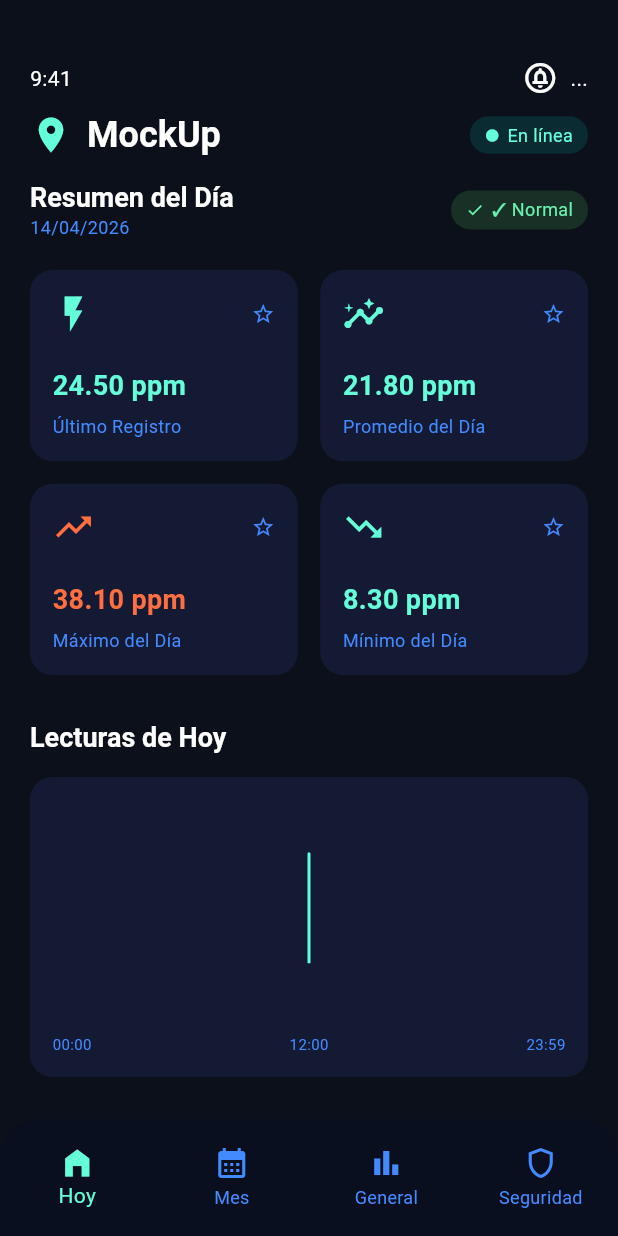
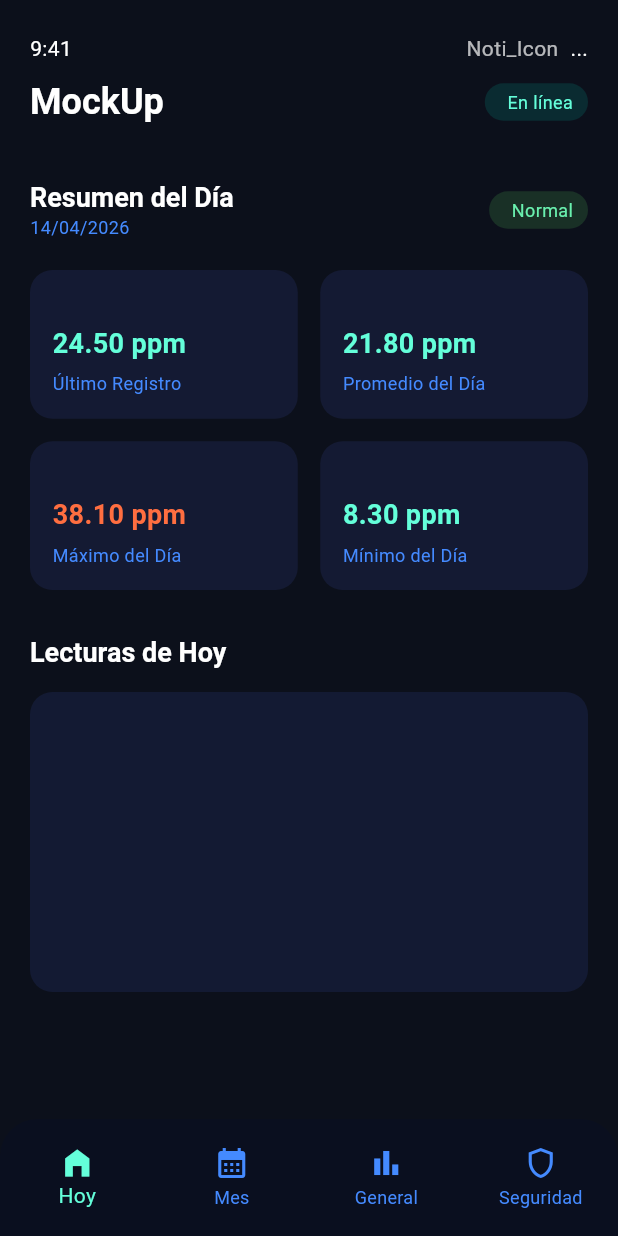
Before and after one commit to Sebaxsus/proyectoFinal-Moviles, a Flutter app: the screen it shows after launch, on a phone screen of 412 x 824 dp. Run offline on Flutter 3.47's test engine with Material 3 defaults, Android fonts, the light colour scheme and no system bars.

Commit message:
Add devtools_options.yaml and update UI elements in main.dart

```diff
--- /dev/null
+++ b/devtools_options.yaml
@@ -0,0 +1,3 @@
+description: This file stores settings for Dart & Flutter DevTools.
+documentation: https://docs.flutter.dev/tools/devtools/extensions#configure-extension-enablement-states
+extensions:
--- a/lib/main.dart
+++ b/lib/main.dart
@@ -48,14 +48,15 @@ class _GasHomeScreenState extends State<GasHomeScreen> {
           children: [
             // Top Status Area
             Padding(
-              padding: const EdgeInsets.only(top: 40, left: 20, right: 20),
+              padding: const EdgeInsets.only(top: 22, left: 20, right: 20),
               child: Row(
                 mainAxisAlignment: MainAxisAlignment.spaceBetween,
                 children: [
                   const Text('9:41', style: TextStyle(color: Colors.white)),
                   Row(
                     children: [
-                      const Icon(Icons.circle_notifications_outlined, color: Colors.white),
+                      // const Icon(Icons.circle_notifications_outlined, color: Colors.white),
+                      const Text('Noti_Icon'),
                       const SizedBox(width: 8),
                       const Text('...', style: TextStyle(color: Colors.white)),
                     ],
@@ -68,20 +69,20 @@ class _GasHomeScreenState extends State<GasHomeScreen> {
               padding: const EdgeInsets.symmetric(horizontal: 20, vertical: 10),
               child: Row(
                 children: [
-                  const Icon(Icons.location_on, color: Colors.tealAccent, size: 28),
-                  const SizedBox(width: 10),
+                  // const Icon(Icons.location_on, color: Colors.tealAccent, size: 28),
+                  // const SizedBox(width: 10),
                   Text('MockUp', style: Theme.of(context).textTheme.headlineSmall),
                   const Spacer(),
                   // Online Pill
                   Container(
                     padding: const EdgeInsets.symmetric(horizontal: 10, vertical: 4),
                     decoration: BoxDecoration(
-                      color: Colors.teal.withOpacity(0.2),
+                      color: Colors.teal.withValues(alpha: 0.2), // Supuestamente lo mismo que opacity: 0.2
                       borderRadius: BorderRadius.circular(20),
                     ),
                     child: Row(
                       children: [
-                        const Icon(Icons.circle, color: Colors.tealAccent, size: 10),
+                        // const Icon(Icons.circle, color: Colors.tealAccent, size: 10),
                         const SizedBox(width: 5),
                         const Text('En línea',
                             style: TextStyle(color: Colors.tealAccent, fontSize: 12)),
@@ -115,14 +116,14 @@ class _GasHomeScreenState extends State<GasHomeScreen> {
                 Container(
                   padding: const EdgeInsets.symmetric(horizontal: 10, vertical: 4),
                   decoration: BoxDecoration(
-                    color: Colors.green.withOpacity(0.2),
+                    color: Colors.green.withValues(alpha: 0.2),
                     borderRadius: BorderRadius.circular(20),
                   ),
                   child: Row(
                     children: [
-                      const Icon(Icons.check, color: Colors.greenAccent, size: 12),
+                      // const Icon(Icons.check, color: Colors.greenAccent, size: 12),
                       const SizedBox(width: 5),
-                      const Text('✓ Normal',
+                      const Text('Normal',
                           style: TextStyle(color: Colors.greenAccent, fontSize: 12)),
                     ],
                   ),
@@ -138,7 +139,7 @@ class _GasHomeScreenState extends State<GasHomeScreen> {
               physics: const NeverScrollableScrollPhysics(),
               mainAxisSpacing: 15,
               crossAxisSpacing: 15,
-              childAspectRatio: 1.4,
+              childAspectRatio: 1.8,
               children: [
                 _buildSummaryCard(
                   context: context,
@@ -174,38 +175,46 @@ class _GasHomeScreenState extends State<GasHomeScreen> {
                 style: Theme.of(context).textTheme.titleLarge),
             const SizedBox(height: 15),
 
-            // Chart area (Mock using Container/Painter or image placeholder)
             Container(
               height: 200,
-              padding: const EdgeInsets.all(15),
+              padding: EdgeInsets.all(15),
               decoration: BoxDecoration(
-                color: const Color(0xFF141A33),
-                borderRadius: BorderRadius.circular(15),
+                color: const Color(0xFF131A33),
+                borderRadius: BorderRadius.circular(15)
               ),
-              child: Column(
-                mainAxisAlignment: MainAxisAlignment.spaceBetween,
-                children: [
-                  // Stylized line chart path (mock)
-                  Expanded(
-                    child: CustomPaint(
-                      painter: ChartPainter(),
-                    ),
-                  ),
-                  // X-axis labels
-                  Row(
-                    mainAxisAlignment: MainAxisAlignment.spaceBetween,
-                    children: [
-                      const Text('00:00',
-                          style: TextStyle(color: Colors.blueAccent, fontSize: 10)),
-                      const Text('12:00',
-                          style: TextStyle(color: Colors.blueAccent, fontSize: 10)),
-                      const Text('23:59',
-                          style: TextStyle(color: Colors.blueAccent, fontSize: 10)),
-                    ],
-                  ),
-                ],
-              ),
-            ),
+            )
+            // Chart area (Mock using Container/Painter or image placeholder)
+            // Container(
+            //   height: 200,
+            //   padding: const EdgeInsets.all(15),
+            //   decoration: BoxDecoration(
+            //     color: const Color(0xFF141A33),
+            //     borderRadius: BorderRadius.circular(15),
+            //   ),
+            //   child: Column(
+            //     mainAxisAlignment: MainAxisAlignment.spaceBetween,
+            //     children: [
+            //       // Stylized line chart path (mock)
+            //       Expanded(
+            //         child: CustomPaint(
+            //           painter: ChartPainter(),
+            //         ),
+            //       ),
+            //       // X-axis labels
+            //       Row(
+            //         mainAxisAlignment: MainAxisAlignment.spaceBetween,
+            //         children: [
+            //           const Text('00:00',
+            //               style: TextStyle(color: Colors.blueAccent, fontSize: 10)),
+            //           const Text('12:00',
+            //               style: TextStyle(color: Colors.blueAccent, fontSize: 10)),
+            //           const Text('23:59',
+            //               style: TextStyle(color: Colors.blueAccent, fontSize: 10)),
+            //         ],
+            //       ),
+            //     ],
+            //   ),
+            // ),
           ],
         ),
       ),
@@ -253,7 +262,7 @@ class _GasHomeScreenState extends State<GasHomeScreen> {
 
   Widget _buildSummaryCard({
     required BuildContext context,
-    required Widget icon,
+    Widget? icon, // Og required Widget icon
     required String value,
     required String label,
     Color valueColor = Colors.tealAccent,
@@ -270,7 +279,8 @@ class _GasHomeScreenState extends State<GasHomeScreen> {
         children: [
           Row(
             mainAxisAlignment: MainAxisAlignment.spaceBetween,
-            children: [icon, const Icon(Icons.star_border, color: Colors.blueAccent, size: 16)],
+            // children: [icon, const Icon(Icons.star_border, color: Colors.blueAccent, size: 16)],
+            children: [],
           ),
           Column(
             crossAxisAlignment: CrossAxisAlignment.start,
```
